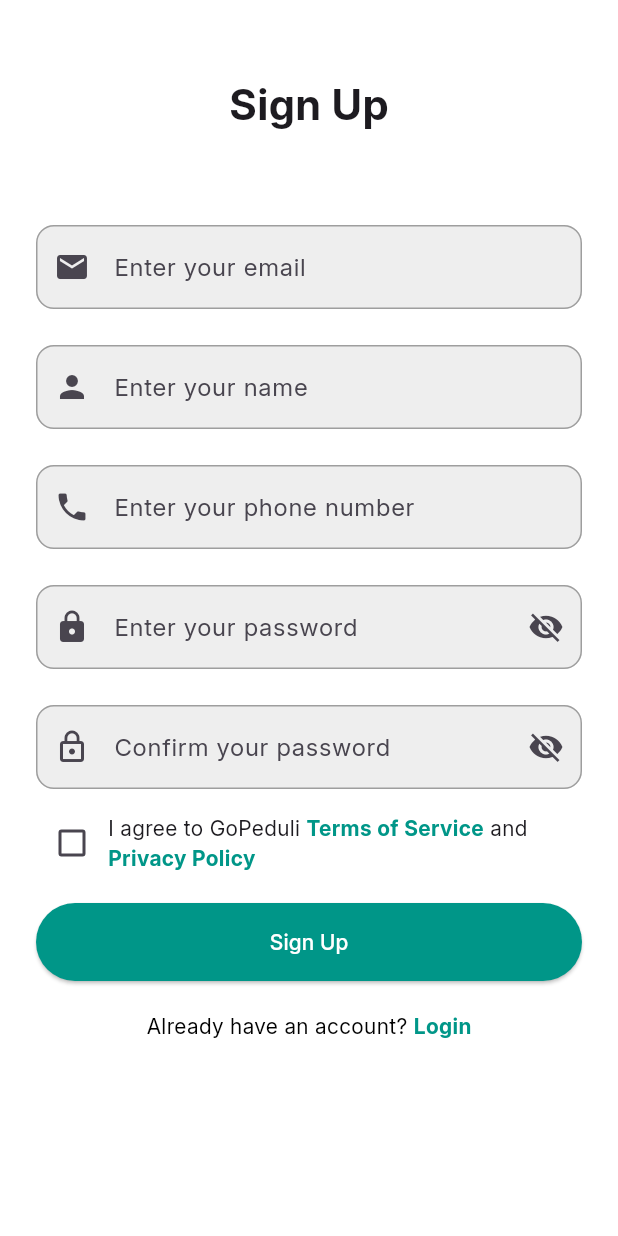
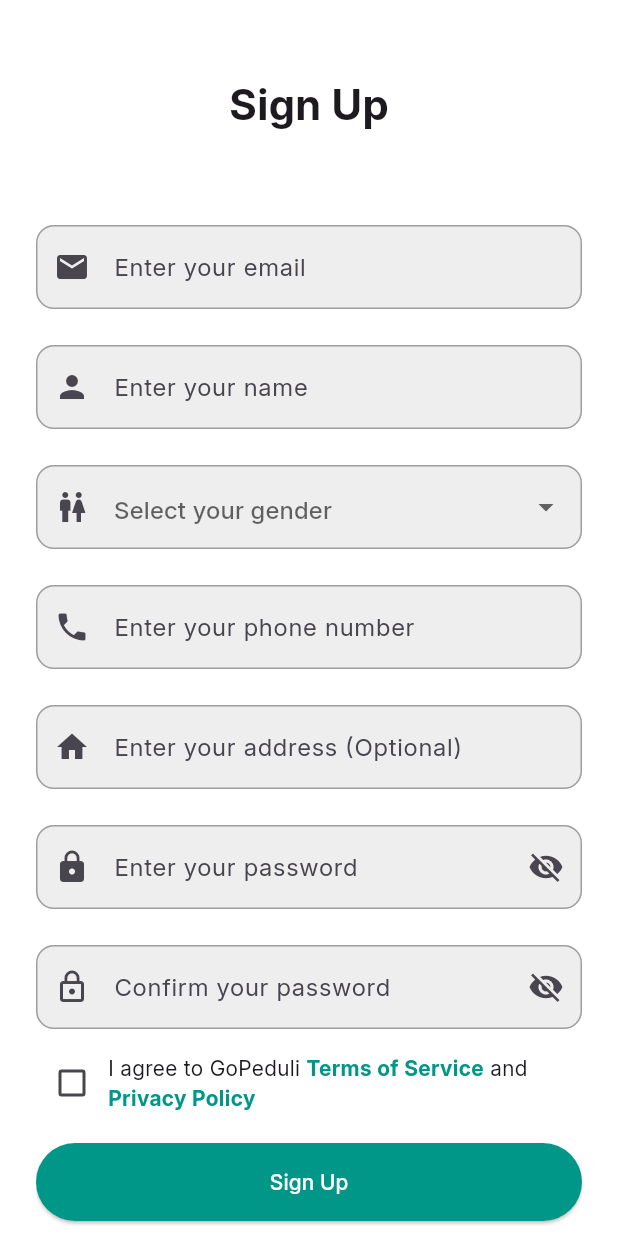
Before and after one commit to NatSi75/GoPeduli, a Flutter app: the SignUpScreen screen opened directly, on a phone screen of 412 x 824 dp. Run offline on Flutter 3.47's test engine with Material 3 defaults, Android fonts, the phone set to English and light mode, and no system bars; our stand-ins replace cloud_firestore, curved_labeled_navigation_bar, data_table_2, firebase_auth, firebase_core, firebase_storage and 8 more; accounts and stored records are empty.

Commit message:
Doctor Search & Register Changes: - Register now requires gender/sex and optionally user can also put their address. - When searching in search doctors (chat -> doctor_search) they now can only search for doctors. - Improved UI's readability on some screens.

```diff
--- a/lib/dashboard/features/table2/order/order_paginated_table.dart
+++ b/lib/dashboard/features/table2/order/order_paginated_table.dart
@@ -26,7 +26,7 @@ class GoPeduliPaginatedTableOrder extends StatelessWidget {
             //Use to set the Backend color
             data: Theme.of(context).copyWith(
                 cardTheme:
-                    const CardTheme(color: GoPeduliColors.white, elevation: 0)),
+                    const CardThemeData(color: GoPeduliColors.white, elevation: 0)),
             child: PaginatedDataTable2(
               isVerticalScrollBarVisible: true,
               columnSpacing: 12,
--- a/lib/screens/user_authentication/register_screen.dart
+++ b/lib/screens/user_authentication/register_screen.dart
@@ -22,8 +22,12 @@ class _SignUpScreenState extends State<SignUpScreen> {
   final emailController = TextEditingController();
   final nameController = TextEditingController();
   final phoneController = TextEditingController();
+  final addressController = TextEditingController();
   final passwordController = TextEditingController();
   final confirmPasswordController = TextEditingController();
+
+  String? _selectedGender;
+  final List<String> _genders = ['Male', 'Female'];
 
   bool isPasswordVisible = false;
   bool agreeToTerms = false;
@@ -31,6 +35,12 @@ class _SignUpScreenState extends State<SignUpScreen> {
 
   Future<void> _register() async {
     if (!_formKey.currentState!.validate() || !agreeToTerms) return;
+    if (_selectedGender == null) {
+      ScaffoldMessenger.of(context).showSnackBar(
+        SnackBar(content: Text('Please select your gender')),
+      );
+      return;
+    }
 
     setState(() => isLoading = true);
 
@@ -50,7 +60,9 @@ Future<void> _register() async {
       await FirebaseFirestore.instance.collection('users').doc(user.uid).set({
         'Email': emailController.text.trim(),
         'Name': nameController.text.trim(),
+        'Gender': _selectedGender, // Save gender
         'Phone': phoneController.text.trim(),
+        'Address': addressController.text.trim(), // Save address
         'CreatedAt': FieldValue.serverTimestamp(),
         'UpdatedAt': null,
         'ProfilePicture': '',
@@ -75,8 +87,6 @@ Future<void> _register() async {
       setState(() => isLoading = false);
     }
   }
-
-
 
   Widget _buildTextField({
     required String hint,
@@ -154,12 +164,51 @@ Future<void> _register() async {
                     validator: (value) => value == null || value.isEmpty ? 'Name is required' : null,
                   ),
                   SizedBox(height: 24),
+                  // Gender Dropdown
+                  DropdownButtonFormField<String>(
+                    decoration: InputDecoration(
+                      prefixIcon: Icon(Icons.wc),
+                      hintText: 'Select your gender',
+                      filled: true,
+                      fillColor: Colors.grey[200],
+                      border: OutlineInputBorder(
+                        borderRadius: BorderRadius.circular(12),
+                        borderSide: BorderSide(color: Colors.grey),
+                      ),
+                      enabledBorder: OutlineInputBorder(
+                        borderRadius: BorderRadius.circular(12),
+                        borderSide: BorderSide(color: Colors.grey),
+                      ),
+                    ),
+                    value: _selectedGender,
+                    items: _genders.map((String gender) {
+                      return DropdownMenuItem<String>(
+                        value: gender,
+                        child: Text(gender),
+                      );
+                    }).toList(),
+                    onChanged: (newValue) {
+                      setState(() {
+                        _selectedGender = newValue;
+                      });
+                    },
+                    validator: (value) => value == null ? 'Gender is required' : null,
+                  ),
+                  SizedBox(height: 24),
                   _buildTextField(
                     hint: 'Enter your phone number',
                     controller: phoneController,
                     icon: Icons.phone,
                     validator: (value) => value == null || value.isEmpty ? 'Phone number is required' : null,
                     keyboardType: TextInputType.phone,
+                  ),
+                  SizedBox(height: 24),
+                  // Address Text Field
+                  _buildTextField(
+                    hint: 'Enter your address (Optional)',
+                    controller: addressController,
+                    icon: Icons.home,
+                    validator: (value) => null,
                   ),
                   SizedBox(height: 24),
                   _buildTextField(
```
Also changed, not shown: lib/screens/doctor_search_screen.dart (renamed from lib/screens/user_search_screen.dart, +37 -20 lines), lib/screens/message_list_screen.dart (+150 -129 lines), lib/screens/shop_screen.dart (+14 -3 lines), assets/images/panadol1.png (deleted), pubspec.lock. Lines whose indentation alone changed are shown as unchanged.
